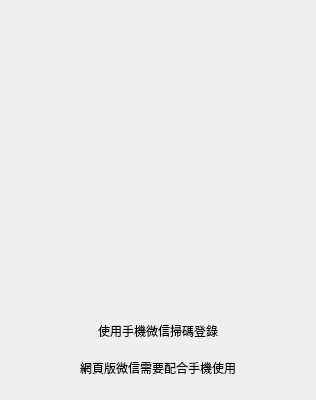
Above: resource/ui/wechat-1.0.ui from 0xzhaohx/wechat-qt5 before the change. Below: the same form after it.
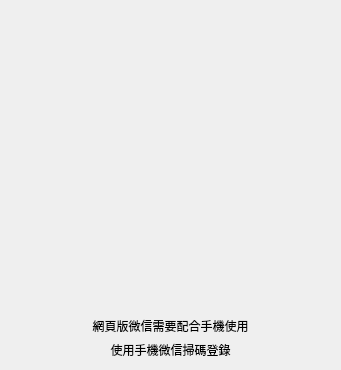
That is the form after the change.

```diff
--- a/resource/ui/wechat-1.0.ui
+++ b/resource/ui/wechat-1.0.ui
@@ -6,14 +6,14 @@
    <rect>
     <x>0</x>
     <y>0</y>
-    <width>316</width>
-    <height>400</height>
+    <width>341</width>
+    <height>370</height>
    </rect>
   </property>
   <property name="minimumSize">
    <size>
-    <width>280</width>
-    <height>400</height>
+    <width>270</width>
+    <height>370</height>
    </size>
   </property>
   <property name="windowTitle">
@@ -21,16 +21,54 @@
   </property>
   <layout class="QVBoxLayout" name="verticalLayout_2">
    <item>
-    <layout class="QVBoxLayout" name="verticalLayout" stretch="7,0,1">
+    <widget class="QWidget" name="widget_2" native="true">
+     <layout class="QVBoxLayout" name="verticalLayout_3">
+      <item>
+       <spacer name="verticalSpacer">
+        <property name="orientation">
+         <enum>Qt::Vertical</enum>
+        </property>
+        <property name="sizeHint" stdset="0">
+         <size>
+          <width>20</width>
+          <height>40</height>
+         </size>
+        </property>
+       </spacer>
+      </item>
+      <item>
+       <layout class="QVBoxLayout" name="verticalLayout" stretch="0">
      <property name="spacing">
       <number>6</number>
      </property>
      <item>
+         <widget class="QWidget" name="widget" native="true">
+          <property name="minimumSize">
+           <size>
+            <width>230</width>
+            <height>300</height>
+           </size>
+          </property>
+          <layout class="QHBoxLayout" name="horizontalLayout">
+           <item>
+            <spacer name="horizontalSpacer">
+             <property name="orientation">
+              <enum>Qt::Horizontal</enum>
+             </property>
+             <property name="sizeHint" stdset="0">
+              <size>
+               <width>40</width>
+               <height>20</height>
+              </size>
+             </property>
+            </spacer>
+           </item>
+           <item>
       <widget class="QLabel" name="qrLabel">
        <property name="minimumSize">
         <size>
-         <width>187</width>
-         <height>187</height>
+               <width>220</width>
+               <height>220</height>
         </size>
        </property>
        <property name="toolTip">
@@ -42,13 +80,37 @@
       </widget>
      </item>
      <item>
-      <widget class="QLabel" name="label">
-       <property name="text">
-        <string>使用手機微信掃碼登錄</string>
-       </property>
-       <property name="alignment">
-        <set>Qt::AlignCenter</set>
-       </property>
+            <spacer name="horizontalSpacer_2">
+             <property name="orientation">
+              <enum>Qt::Horizontal</enum>
+             </property>
+             <property name="sizeHint" stdset="0">
+              <size>
+               <width>40</width>
+               <height>20</height>
+              </size>
+             </property>
+            </spacer>
+           </item>
+          </layout>
+         </widget>
+        </item>
+       </layout>
+      </item>
+      <item>
+       <spacer name="verticalSpacer_2">
+        <property name="orientation">
+         <enum>Qt::Vertical</enum>
+        </property>
+        <property name="sizeHint" stdset="0">
+         <size>
+          <width>20</width>
+          <height>40</height>
+         </size>
+        </property>
+       </spacer>
+      </item>
+     </layout>
       </widget>
      </item>
      <item>
@@ -61,7 +123,15 @@
        </property>
       </widget>
      </item>
-    </layout>
+   <item>
+    <widget class="QLabel" name="label">
+     <property name="text">
+      <string>使用手機微信掃碼登錄</string>
+     </property>
+     <property name="alignment">
+      <set>Qt::AlignCenter</set>
+     </property>
+    </widget>
    </item>
   </layout>
  </widget>
```
Lines whose indentation alone changed are shown as unchanged.
